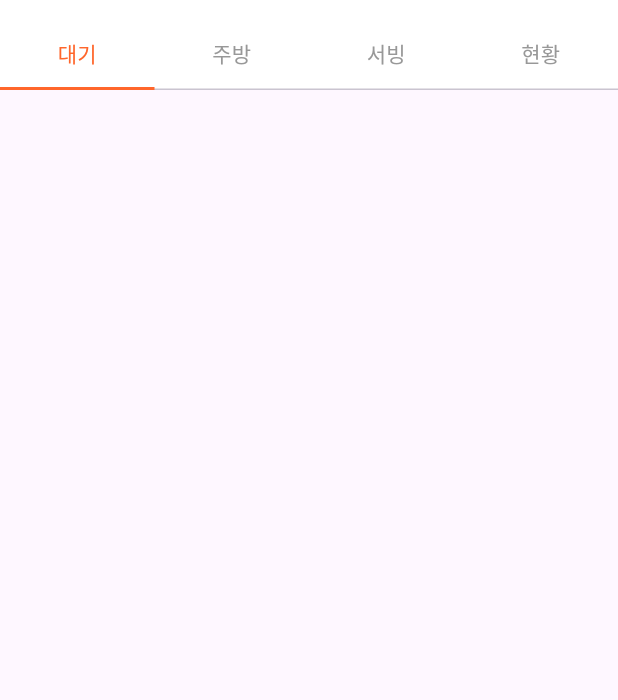
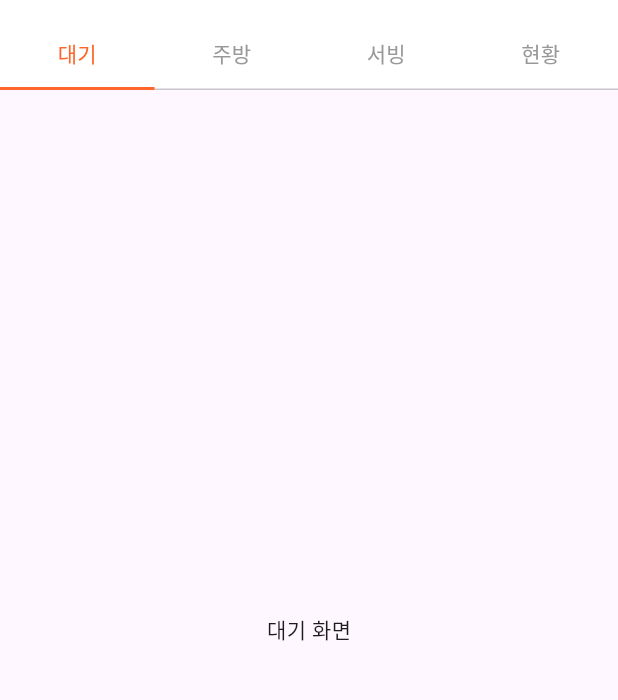
Before and after one commit to olleh365/menuboard-admin, a Flutter app: the screen it shows after launch, on a phone screen of 412 x 824 dp, the part 66-766 px from its top. Run offline on Flutter 3.47's test engine with Material 3 defaults, Android fonts, the phone set to English and light mode, and no system bars; our stand-ins replace fluttertoast.

Commit message:
Tabbar 스크롤 및 기능 추가 구현, 뷰 패키지 분리해서 생성함.

```diff
--- a/lib/main.dart
+++ b/lib/main.dart
@@ -1,5 +1,9 @@
 import 'package:flutter/material.dart';
 import 'package:fluttertoast/fluttertoast.dart';
+import 'waiting_screen.dart';
+import 'kitchen_screen.dart';
+import 'serving_screen.dart';
+import 'status_screen.dart';
 
 void main() {
   runApp(const MyApp());
@@ -81,6 +85,15 @@
             ),
           ],
         ),
+          body: const TabBarView(
+            physics: NeverScrollableScrollPhysics(),
+              children: [
+                WaitingScreen(),
+                KitchenScreen(),
+                ServingScreen(),
+                StatusScreen()
+              ]
+          ),
       ),
       )
     );
--- /dev/null
+++ b/lib/waiting_screen.dart
@@ -0,0 +1,12 @@
+import 'package:flutter/material.dart';
+
+class WaitingScreen extends StatelessWidget {
+  const WaitingScreen({super.key});
+
+  @override
+  Widget build(BuildContext context) {
+    return const Center(
+      child: Text('대기 화면'),
+    );
+  }
+}
```
Also changed, not shown: lib/kitchen_screen.dart (added, +11 -0 lines), lib/serving_screen.dart (added, +11 -0 lines), lib/status_screen.dart (added, +12 -0 lines).
